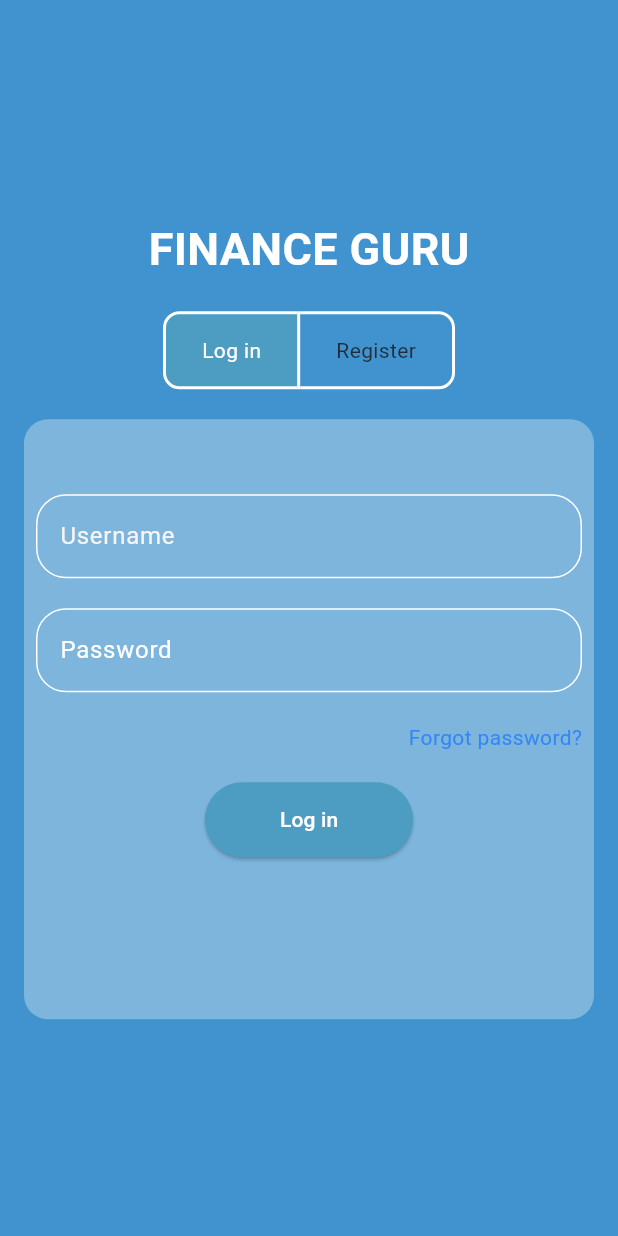
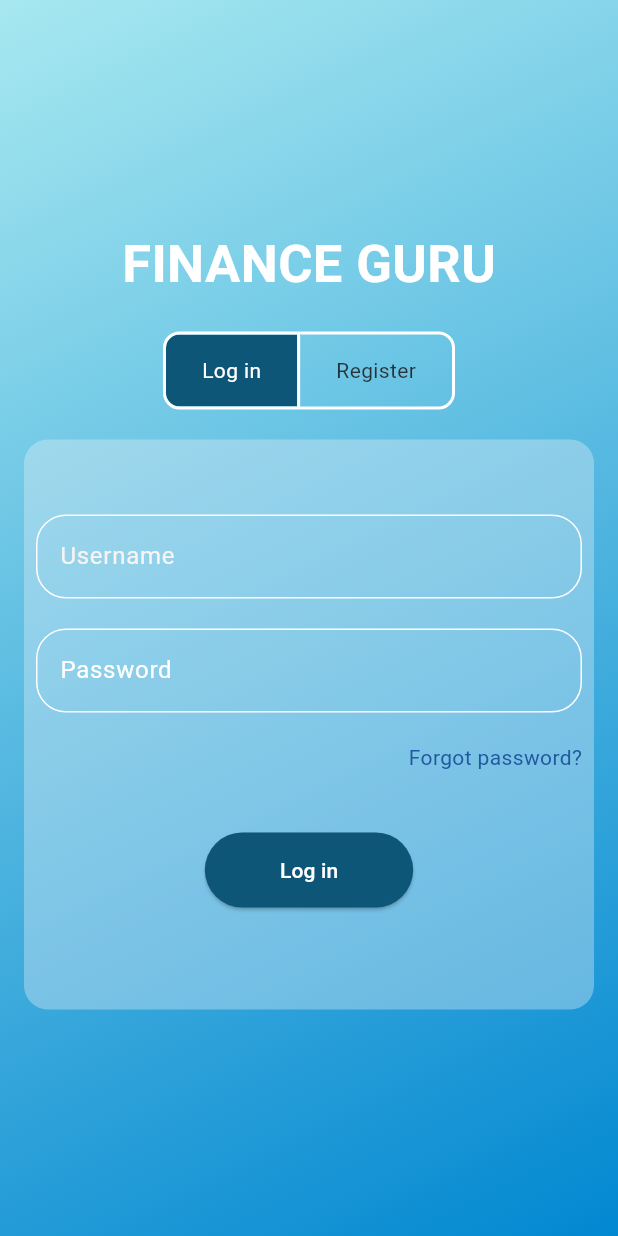
Before and after one commit to Bibesh17/project, a Flutter app: the screen it shows after launch, on a phone screen of 412 x 824 dp. Run offline on Flutter 3.47's test engine with Material 3 defaults, Android fonts, the phone set to English and light mode, and no system bars; our stand-ins replace pie_chart.

Commit message:
log  in page

```diff
--- a/finance_guru/lib/screen/login_page.dart
+++ b/finance_guru/lib/screen/login_page.dart
@@ -18,7 +18,13 @@ class _LoginPageState extends State<LoginPage> {
   Widget build(BuildContext context) {
     return SafeArea(
       child: Scaffold(
-        body: Padding(
+        body: Container(
+          decoration: const BoxDecoration(
+              gradient: LinearGradient(colors: [
+            Color.fromARGB(255, 167, 232, 240),
+            Color(0xFF0288D1)
+          ], begin: Alignment.topLeft, end: Alignment.bottomRight)),
+          child: Padding(
             padding: const EdgeInsets.symmetric(horizontal: 16.0),
             child: Column(
               mainAxisAlignment: MainAxisAlignment.center,
@@ -27,7 +33,7 @@ class _LoginPageState extends State<LoginPage> {
                   'FINANCE GURU',
                   style: TextStyle(
                     color: Colors.white,
-                  fontSize: 30,
+                    fontSize: 35,
                     fontWeight: FontWeight.bold,
                   ),
                 ),
@@ -37,7 +43,7 @@ class _LoginPageState extends State<LoginPage> {
 
                 ToggleButtons(
                   borderColor: Colors.white,
-                fillColor: const Color.fromARGB(255, 77, 157, 194),
+                  fillColor: const Color.fromARGB(255, 14, 86, 119),
                   borderWidth: 2,
                   selectedBorderColor: Colors.white,
                   selectedColor: Colors.white,
@@ -63,7 +69,7 @@ class _LoginPageState extends State<LoginPage> {
                 ),
                 const SizedBox(height: 20),
                 Container(
-                height: 400,
+                  height: 380,
                   width: double.infinity,
                   decoration: BoxDecoration(
                     borderRadius: BorderRadius.circular(16),
@@ -123,11 +129,11 @@ class _LoginPageState extends State<LoginPage> {
                             child: const Text(
                               'Forgot password?',
                               style: TextStyle(
-                                color: Color.fromARGB(255, 51, 135, 245)),
+                                  color: Color.fromARGB(255, 33, 88, 160)),
                             ),
                           ),
                         ),
-                      const SizedBox(height: 20),
+                        const SizedBox(height: 40),
                         ElevatedButton(
                           onPressed: () {
                             Navigator.push(
@@ -141,7 +147,7 @@ class _LoginPageState extends State<LoginPage> {
                           },
                           style: ElevatedButton.styleFrom(
                             backgroundColor: const Color.fromARGB(
-                              255, 77, 157, 194), // Button color
+                                255, 14, 86, 119), // Button color
                             padding: const EdgeInsets.symmetric(
                                 horizontal: 50, vertical: 15),
                           ),
@@ -170,6 +176,7 @@ class _LoginPageState extends State<LoginPage> {
             ),
           ),
         ),
+      ),
     );
   }
 }
```
Lines whose indentation alone changed are shown as unchanged.
